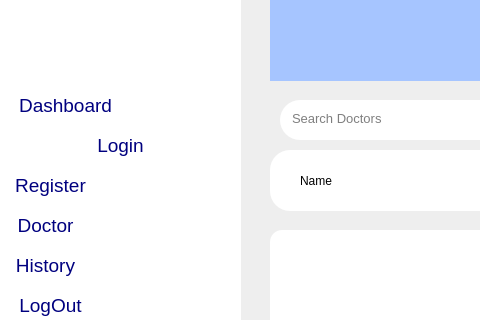
Above: frontend/maindashboard.ui from rushii1192/covid-mgmt before the change; both pictures show x 0 to 480 and y 140 to 460 of the 1272 by 744 pixel window. Below: the same form after it.
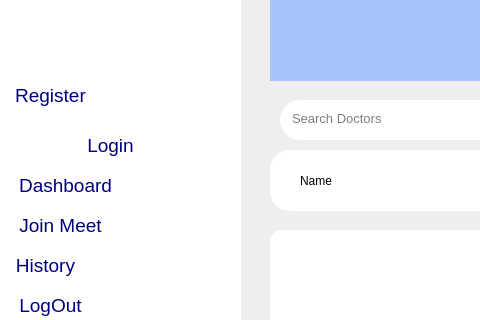
That is the form after the change. Icons and pictures are not drawn.

The edit to the form file:
```diff
--- a/frontend/maindashboard.ui
+++ b/frontend/maindashboard.ui
@@ -56,7 +56,7 @@
     <widget class="QPushButton" name="loginButton">
      <property name="geometry">
       <rect>
-       <x>10</x>
+       <x>0</x>
        <y>270</y>
        <width>221</width>
        <height>31</height>
@@ -96,7 +96,7 @@
      <property name="geometry">
       <rect>
        <x>10</x>
-       <y>310</y>
+       <y>220</y>
        <width>81</width>
        <height>31</height>
       </rect>
@@ -129,7 +129,7 @@
      <property name="geometry">
       <rect>
        <x>10</x>
-       <y>230</y>
+       <y>310</y>
        <width>111</width>
        <height>31</height>
       </rect>
@@ -158,12 +158,12 @@
       <string>Dashboard</string>
      </property>
     </widget>
-    <widget class="QPushButton" name="doctorButton">
+    <widget class="QPushButton" name="joinMeetButton">
      <property name="geometry">
       <rect>
        <x>10</x>
        <y>350</y>
-       <width>71</width>
+       <width>101</width>
        <height>31</height>
       </rect>
      </property>
@@ -176,19 +176,19 @@
       <cursorShape>PointingHandCursor</cursorShape>
      </property>
      <property name="styleSheet">
-      <string notr="true">QPushButton#doctorButton{
+      <string notr="true">QPushButton#joinMeetButton{
 	background-color:rgb(255, 255, 255);
 	border-radius:15px;
 	color:rgb(0, 0, 127);
 }
 
-QPushButton#doctorButton:hover{
+QPushButton#joinMeetButton:hover{
 	color:rgb(255, 255, 255);
 	background-color:rgb(0, 0, 127);
 }</string>
      </property>
      <property name="text">
-      <string>Doctor</string>
+      <string>Join Meet</string>
      </property>
     </widget>
     <widget class="QPushButton" name="historyButton">
```
